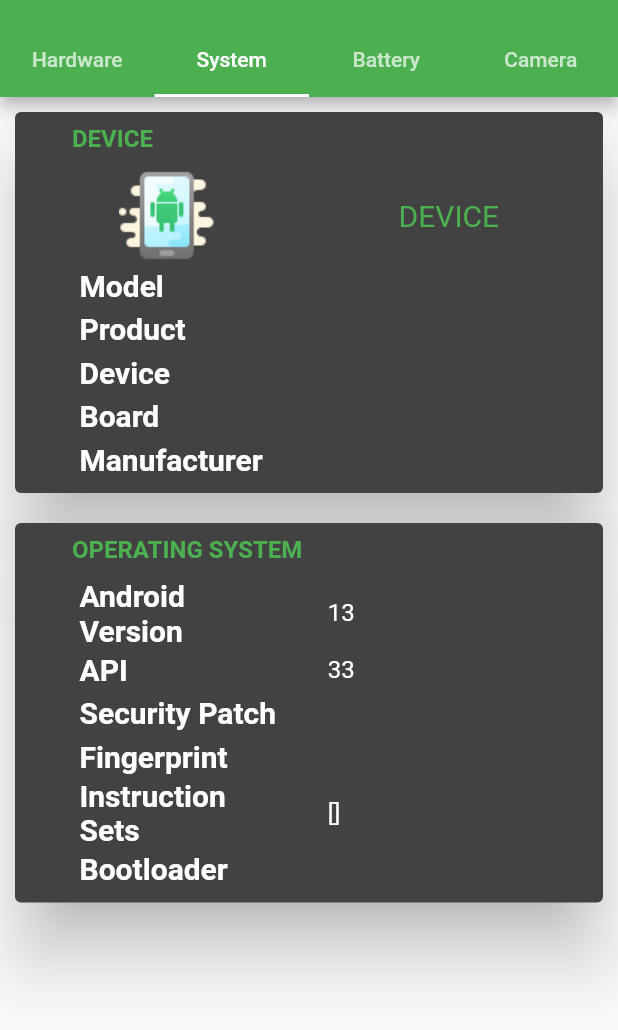
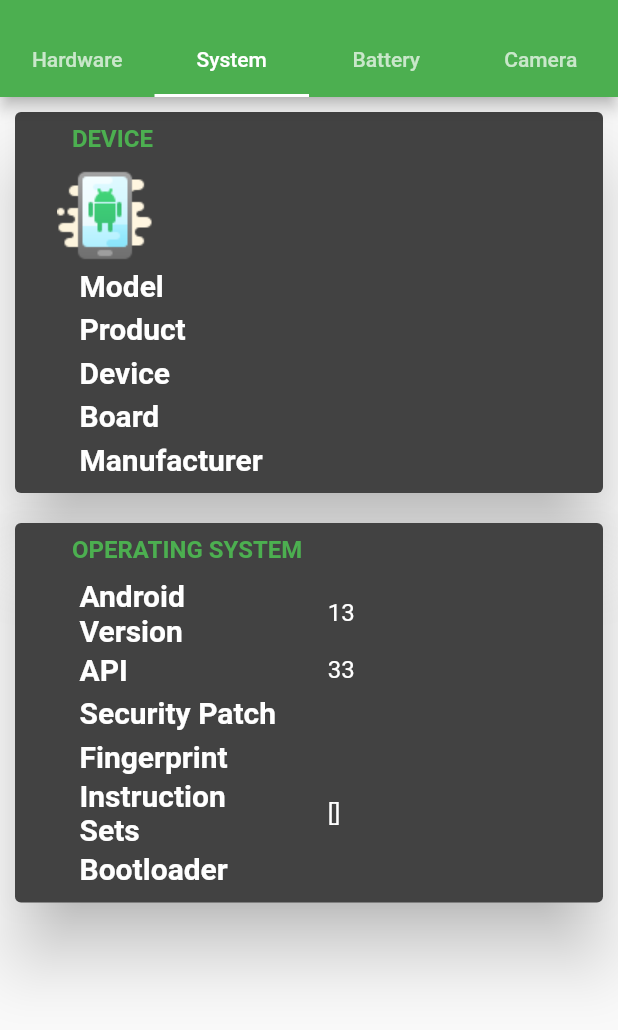
Before and after one commit to gupta-shrinath/Dev, a Flutter app: the screen it shows after launch, tab 2 chosen, on a phone screen of 412 x 824 dp, the part 59-1089 px from its top. Run offline on Flutter 3.47's test engine with Material 2 defaults, Android fonts, the phone set to English and light mode, and no system bars; our stand-ins replace battery_plus, device_info_plus; missing offline and left inert: cpu_reader, network_info_plus.

Commit message:
Remove imageText property

```diff
--- a/lib/tabs/hardware_tab.dart
+++ b/lib/tabs/hardware_tab.dart
@@ -34,7 +34,6 @@ class Processor extends StatelessWidget {
             content: Column(
               children: systemInformationBuilder(snapshot.data as Map),
             ),
-            imageText: 'Processor',
             imageUrl: 'images/processor-icon.png',
           );
         } else {
--- a/lib/tabs/system_tab.dart
+++ b/lib/tabs/system_tab.dart
@@ -35,7 +35,6 @@ class Device extends StatelessWidget {
             content: Column(
               children: systemInformationBuilder(snapshot.data as Map),
             ),
-            imageText: 'DEVICE',
             imageUrl: 'images/android-device-icon.png',
           );
         }
--- a/lib/widgets/specification_card.dart
+++ b/lib/widgets/specification_card.dart
@@ -1,22 +1,21 @@
+import 'package:flutter/cupertino.dart';
 import 'package:flutter/material.dart';
 
 /// Renders a section card which contains details
 ///
 /// requires [title] which is section title and
-/// [content] which is the details of that section
+/// [content] which is the widgets containing details of that section
 /// [imageUrl] is a image displayed for the section
-/// [imageText] is a text which is adjacent to the image
 class SpecificationCard extends StatelessWidget {
   SpecificationCard(
       {Key? key,
       required this.title,
       required this.content,
       this.imageUrl,
-      this.imageText,
       this.padding})
       : super(key: key);
   final String title;
-  final String? imageText, imageUrl;
+  final String? imageUrl;
   final Widget content;
   final double? padding;
   @override
@@ -46,23 +45,17 @@ class SpecificationCard extends StatelessWidget {
               height: 10.0,
             ),
             Container(
-              child: imageText != null && imageUrl != null
-                  ? Row(
-                      mainAxisAlignment: MainAxisAlignment.spaceAround,
-                      children: <Widget>[
-                          Image.asset(
+              child: imageUrl != null
+                  ? Row(children: <Widget>[
+                      Padding(
+                        padding: const EdgeInsets.only(left: 20),
+                        child: Image.asset(
                           imageUrl ?? '',
                           height: 64,
                           width: 64,
                           errorBuilder: (context, object, stack) {
                             return Container();
                           },
-                          ),
-                          Text(
-                            imageText ?? '',
-                            style: TextStyle(
-                              color: Colors.green,
-                              fontSize: 20,
                         ),
                       ),
                     ])
```
Lines whose indentation alone changed are shown as unchanged.
